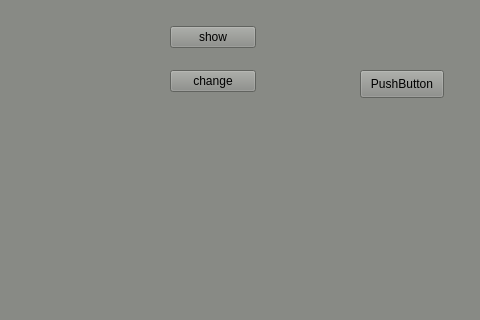
The window that qtmap3d/tools/trackwidget/mainwindow.ui (HOOSHANKAVOSHBORNA/QTMAP3D-SAMPLE) describes before a commit, drawn with Qt 5; both pictures show x 320 to 800 and y 0 to 320 of the 800 by 600 pixel window.
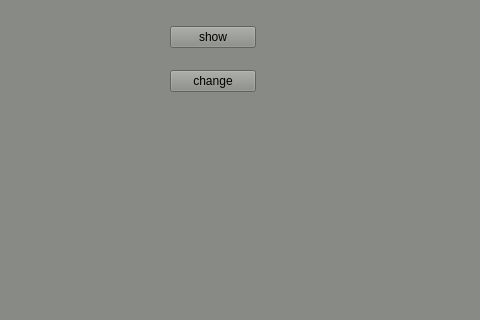
The same window after the commit.

Diff of the .ui file:
```diff
--- a/qtmap3d/tools/trackwidget/mainwindow.ui
+++ b/qtmap3d/tools/trackwidget/mainwindow.ui
@@ -48,19 +48,6 @@
      </item>
     </layout>
    </widget>
-   <widget class="QPushButton" name="pushButton_3">
-    <property name="geometry">
-     <rect>
-      <x>680</x>
-      <y>70</y>
-      <width>84</width>
-      <height>28</height>
-     </rect>
-    </property>
-    <property name="text">
-     <string>PushButton</string>
-    </property>
-   </widget>
   </widget>
   <widget class="QMenuBar" name="menubar">
    <property name="geometry">
```
